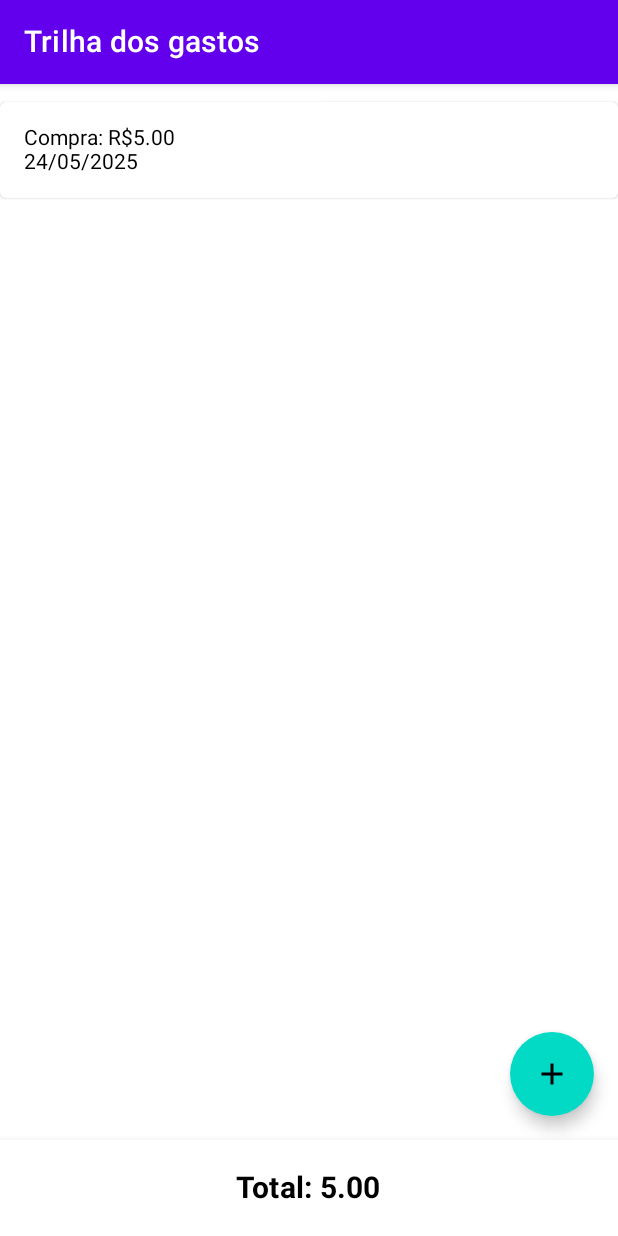
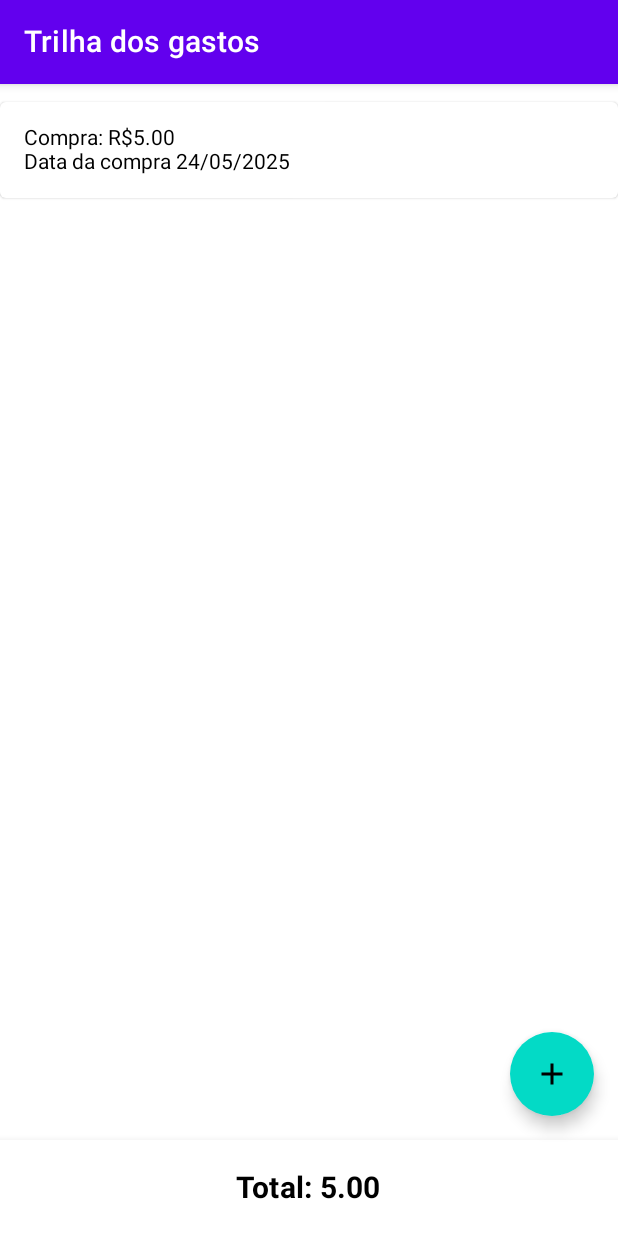
Before and after one commit to jaimevs20/PushNotificationReaderAppBase, an Android app built with Jetpack Compose: the composable TelaPrincipal shown on its own in the app's theme, after a tap on "Adicionar", on a phone screen of 412 x 824 dp. Run offline under Robolectric (Android 15) with nearby library versions, the phone set to English and light mode, and no system bars.

```diff
--- a/app/src/main/java/com/kotlin_app/gastospush/service/NotificationMonitorService.kt
+++ b/app/src/main/java/com/kotlin_app/gastospush/service/NotificationMonitorService.kt
@@ -13,8 +13,8 @@ class NotificationMonitorService : NotificationListenerService(){
             val title = extras.getString(Notification.EXTRA_TITLE)
             val text = extras.getString(Notification.EXTRA_TEXT)
 
-            if (NotificacaoUtil.checarNotificacao(text.toString())) {
-                Log.d("Notificação: $extras\n", "Título: $title | Texto: $text")
+            if (NotificacaoUtil.checarNotificacao(text.toString()) || NotificacaoUtil.checarNotificacao(title.toString())) {
+                Log.d("AppGastoLog", "Título: $title | Texto: $text | Extras: $extras")
                 // Aqui você pode processar e armazenar o gasto
             }
         }
--- a/app/src/main/java/com/kotlin_app/gastospush/ui/screen/TelaPrincipal.kt
+++ b/app/src/main/java/com/kotlin_app/gastospush/ui/screen/TelaPrincipal.kt
@@ -1,9 +1,8 @@
 package com.kotlin_app.gastospush.ui.screen
 
-import android.content.ComponentName
-import android.content.Context
 import android.content.Intent
 import android.provider.Settings
+import android.util.Log
 import androidx.compose.foundation.layout.*
 import androidx.compose.foundation.lazy.LazyColumn
 import androidx.compose.foundation.lazy.items
@@ -18,11 +17,9 @@ import androidx.compose.ui.platform.LocalContext
 import androidx.compose.ui.text.font.FontWeight
 import androidx.compose.ui.unit.dp
 import com.kotlin_app.gastospush.data.model.Gasto
-import com.kotlin_app.gastospush.service.NotificationMonitorService
 import com.kotlin_app.gastospush.util.NotificacaoUtil
 import java.time.Instant
 import java.util.Date
-import kotlin.math.max
 
 @Composable
 fun TelaPrincipal(){
@@ -127,6 +124,14 @@ fun TelaPermissaoNotificacao() {
 
 @Composable
 fun GastoItem(gasto: Gasto, notificacaoUtil: NotificacaoUtil){
+
+    val dataFormatada = notificacaoUtil.formatarData(gasto.dataCompra)
+    LaunchedEffect(gasto) {
+        if (notificacaoUtil.checarNotificacao(gasto.descricaoCompra)) {
+            Log.d("AppGastoLog", "Data da compra: $dataFormatada")
+        }
+    }
+
     Card(
         modifier = Modifier
             .fillMaxWidth()
@@ -136,7 +141,8 @@ fun GastoItem(gasto: Gasto, notificacaoUtil: NotificacaoUtil){
             val notificacao = "Compra: " + "R$" + notificacaoUtil.formatarValor(gasto.valorCompra)// SERÁ SUBSTITUÍDO PELO CONTEÚDO DO PUSH NOTIFICATION - IMPLEMENTAR UM SERVIÇO PARA ISSO
             if (notificacaoUtil.checarNotificacao(gasto.descricaoCompra)){
                 Text(notificacao)
-                Text(notificacaoUtil.formatarData(gasto.dataCompra))
+                Text("Data da compra $dataFormatada")
+
             }
         }
     }
```
